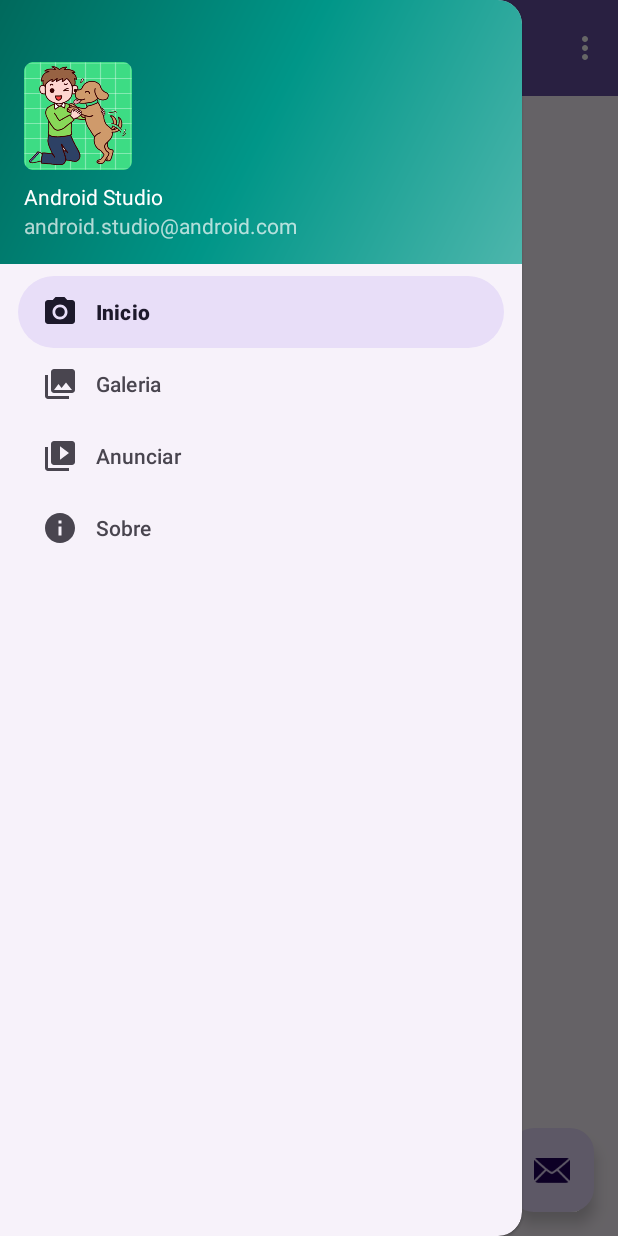
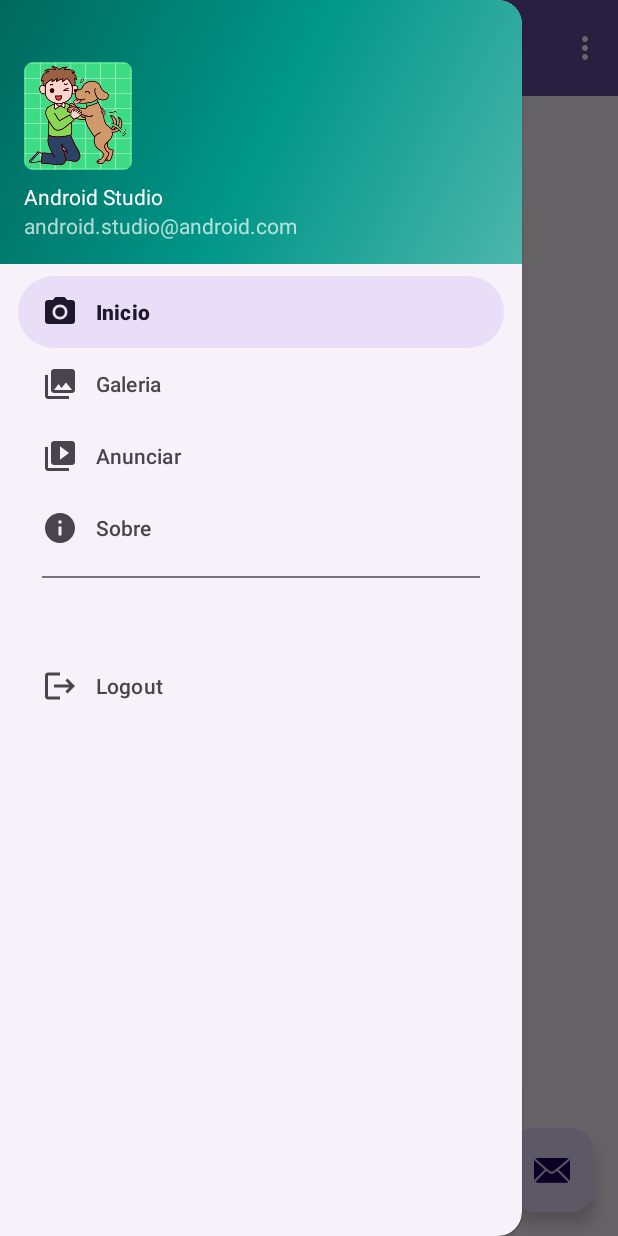
Before and after one commit to Sousa-Edson/AdoteFacilApp, an Android app: the Principal screen opened directly, with no data from a screen before it, with the side drawer open, on a phone screen of 412 x 824 dp. Run offline under Robolectric (Android 15) with nearby library versions, the phone set to English and light mode, and no system bars; our stand-ins replace navigation-ui.

Commit message:
criando botao de logout

```diff
--- a/app/src/main/AndroidManifest.xml
+++ b/app/src/main/AndroidManifest.xml
@@ -14,9 +14,6 @@
         android:supportsRtl="true"
         android:theme="@style/Theme.AdoteFacil"
         tools:targetApi="31">
-        <activity
-            android:name=".TesteActivity"
-            android:exported="false" />
         <activity
             android:name=".view.login_cadastro.Cadastro"
             android:exported="false" />
--- /dev/null
+++ b/app/src/main/res/drawable/ic_baseline_logout_24.xml
@@ -0,0 +1,5 @@
+<vector android:autoMirrored="true" android:height="24dp"
+    android:tint="#000000" android:viewportHeight="24"
+    android:viewportWidth="24" android:width="24dp" xmlns:android="http://schemas.android.com/apk/res/android">
+    <path android:fillColor="@android:color/white" android:pathData="M17,7l-1.41,1.41L18.17,11H8v2h10.17l-2.58,2.58L17,17l5,-5zM4,5h8V3H4c-1.1,0 -2,0.9 -2,2v14c0,1.1 0.9,2 2,2h8v-2H4V5z"/>
+</vector>
--- a/app/src/main/res/menu/activity_main_drawer.xml
+++ b/app/src/main/res/menu/activity_main_drawer.xml
@@ -21,4 +21,15 @@
             android:icon="@drawable/ic_menu_about"
             android:title="@string/menu_about" />
     </group>
+    <item
+        android:title="">
+
+        <menu>
+            <item
+                android:id="@+id/nav_logout"
+                android:icon="@drawable/ic_baseline_logout_24"
+                android:title="Logout"/>
+        </menu>
+
+    </item>
 </menu>
--- a/app/src/main/res/values/strings.xml
+++ b/app/src/main/res/values/strings.xml
@@ -8,7 +8,7 @@
     <string name="nav_header_title">Android Studio</string>
     <string name="nav_header_subtitle">android.studio@android.com</string>
     <string name="nav_header_desc">Navigation header</string>
-    <string name="action_settings">Settings</string>
+    <string name="action_settings">Configurações</string>
 
     <string name="menu_home">Inicio</string>
     <string name="menu_gallery">Galeria</string>
```
Also changed, not shown: app/src/main/java/com/fieb/adotefacil/TesteActivity.java (deleted, +0 -14 lines), app/src/main/res/layout/activity_teste.xml (deleted, +0 -62 lines).
